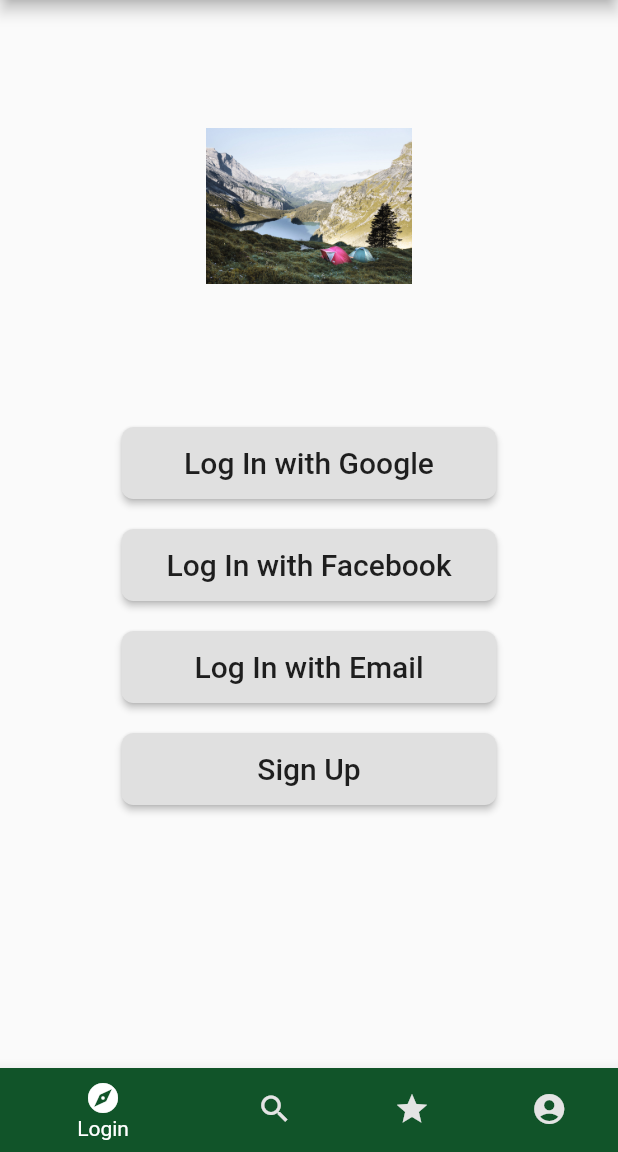
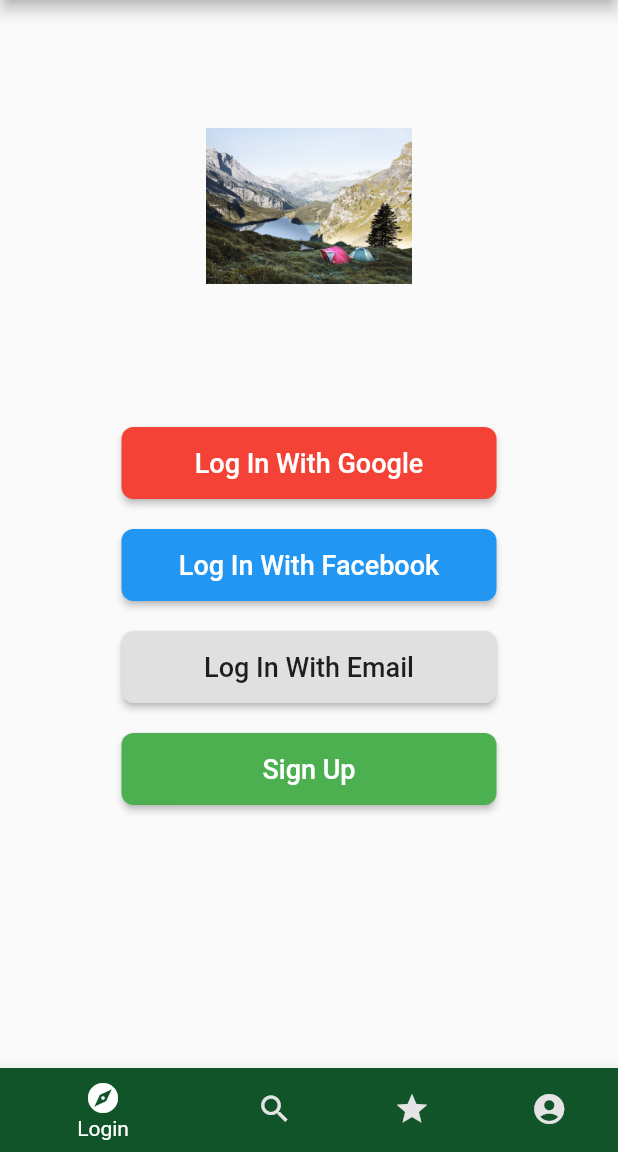
Before and after one commit to htbryant94/Fisheri, a Flutter app: the screen it shows after launch, on a phone screen of 412 x 824 dp, the part 84-1236 px from its top. Run offline on Flutter 3.47's test engine with Material 2 defaults, Android fonts, the light colour scheme and no system bars; our stand-ins replace google_maps_flutter; generated files the repository leaves out were written again.

Commit message:
Refactored Auth Screen, and added HouseColors class

```diff
--- a/lib/Screens/auth_screen.dart
+++ b/lib/Screens/auth_screen.dart
@@ -9,75 +9,64 @@ class AuthScreen extends StatelessWidget {
         alignment: Alignment.center,
         child: Column(
           children: [
-            Flexible(
-              flex: 1,
-              child: Image.asset(
-                'images/lake.jpg',
-                height: MediaQuery.of(context).size.height / 3,
-                width: MediaQuery.of(context).size.width / 3,
-              ),
-            ),
+            _Logo('images/lake.jpg'),
             Expanded(
                 child: Column(
               children: [
-                Padding(
-                  padding: EdgeInsets.only(top: 10, bottom: 10),
-                  child: SizedBox(
-                    width: 250,
-                    height: 48,
-                    child: RaisedButton(
-                      shape: RoundedRectangleBorder(
-                          borderRadius: BorderRadius.circular(8)),
-                      onPressed: () {},
-                      child: Text('Log In with Google',
-                          style: TextStyle(fontSize: 20)),
-                    ),
-                  ),
-                ),
-                Padding(
-                  padding: EdgeInsets.only(top: 10, bottom: 10),
-                  child: SizedBox(
-                    width: 250,
-                    height: 48,
-                    child: RaisedButton(
-                      shape: RoundedRectangleBorder(
-                          borderRadius: BorderRadius.circular(8)),
-                      onPressed: () {},
-                      child: Text('Log In with Facebook',
-                          style: TextStyle(fontSize: 20)),
-                    ),
-                  ),
-                ),
-                Padding(
-                  padding: EdgeInsets.only(top: 10, bottom: 10),
-                  child: SizedBox(
-                    width: 250,
-                    height: 48,
-                    child: RaisedButton(
-                      shape: RoundedRectangleBorder(
-                          borderRadius: BorderRadius.circular(8)),
-                      onPressed: () {},
-                      child: Text('Log In with Email',
-                          style: TextStyle(fontSize: 20)),
-                    ),
-                  ),
-                ),
-                Padding(
-                  padding: EdgeInsets.only(top: 10, bottom: 10),
-                  child: SizedBox(
-                    width: 250,
-                    height: 48,
-                    child: RaisedButton(
-                      shape: RoundedRectangleBorder(
-                          borderRadius: BorderRadius.circular(8)),
-                      onPressed: () {},
-                      child: Text('Sign Up', style: TextStyle(fontSize: 20)),
-                    ),
-                  ),
-                ),
+                _Button(title: 'Log In With Google', backgroundColor: Colors.red, textColor: Colors.white),
+                _Button(title: 'Log In With Facebook', backgroundColor: Colors.blue, textColor: Colors.white),
+                _Button(title: 'Log In With Email'),
+                _Button(title: 'Sign Up', backgroundColor: Colors.green, textColor: Colors.white),
               ],
             )),
           ],
         ));
   }
 }
+
+class _Logo extends StatelessWidget {
+  _Logo(this.imageURL);
+
+  final String imageURL;
+
+  @override
+  Widget build(BuildContext context) {
+    return Flexible(
+      flex: 1,
+      child: Image.asset(
+        imageURL,
+        height: MediaQuery.of(context).size.height / 3,
+        width: MediaQuery.of(context).size.width / 3,
+      ),
+    );
+  }
+}
+
+class _Button extends StatelessWidget {
+  _Button({
+    Key key,
+    this.title,
+    this.backgroundColor,
+    this.textColor}) : super(key: key);
+
+  final String title;
+  final Color backgroundColor;
+  final Color textColor;
+
+  @override
+  Widget build(BuildContext context) {
+    return Padding(
+      padding: EdgeInsets.only(top: 10, bottom: 10),
+      child: SizedBox(
+        width: 250,
+        height: 48,
+        child: RaisedButton(
+          color: backgroundColor,
+          shape: RoundedRectangleBorder(borderRadius: BorderRadius.circular(8)),
+          onPressed: () {},
+          child: Text(title, style: TextStyle(fontSize: 18, color: textColor)),
+        ),
+      ),
+    );
+  }
+}
--- /dev/null
+++ b/lib/house_colors.dart
@@ -0,0 +1,10 @@
+import 'package:flutter/material.dart';
+
+class HouseColors {
+  HouseColors();
+
+  static const Color primaryGreen = Color(0xff115429);
+  static const Color accentGreen = Color(0xffC7D648);
+  static const Color white = Color(0xffE4E4E4);
+
+}
--- a/lib/main.dart
+++ b/lib/main.dart
@@ -8,6 +8,7 @@ import 'Screens/search_results_screen.dart';
 import 'Screens/search_screen.dart';
 
 import 'result_info.dart';
+import 'house_colors.dart';
 
 void main() => runApp(MyApp());
 
@@ -29,7 +30,6 @@ class MapSample extends StatefulWidget {
 class MapSampleState extends State<MapSample>
     with SingleTickerProviderStateMixin {
   int _selectedIndex = 0;
-  final items = List<String>.generate(100, (i) => "Item $i");
   Completer<GoogleMapController> _controller = Completer();
 
   final List<ResultInfo> _searchResults = [
@@ -81,9 +81,10 @@ class MapSampleState extends State<MapSample>
             appBar: AppBar(
               title: Text(
                 "Fisheri",
-                style: TextStyle(color: Color(0xffE4E4E4), fontSize: 24.0),
+                style: TextStyle(color: HouseColors.white, fontSize: 24.0),
               ),
-              backgroundColor: Color(0xff115429),
+              // backgroundColor: HouseColors.primaryGreen,
+              backgroundColor: HouseColors.primaryGreen,
               centerTitle: true,
               // bottom: PreferredSize(
               //   preferredSize: const Size.fromHeight(48),
@@ -112,37 +113,37 @@ class MapSampleState extends State<MapSample>
             bottomNavigationBar: BottomNavigationBar(
               currentIndex: _selectedIndex,
               type: BottomNavigationBarType.shifting,
-              backgroundColor: Color(0xff115429),
+              backgroundColor: HouseColors.primaryGreen,
               items: [
                 BottomNavigationBarItem(
                     activeIcon: Icon(Icons.explore),
-                    backgroundColor: Color(0xff115429),
-                    icon: Icon(Icons.explore, color: Color(0xffE4E4E4)),
+                    backgroundColor: HouseColors.primaryGreen,
+                    icon: Icon(Icons.explore, color: HouseColors.white),
                     title: Text(
                       'Login',
-                      style: TextStyle(color: Color(0xffE4E4E4)),
+                      style: TextStyle(color: HouseColors.white),
                     )),
                 BottomNavigationBarItem(
                     activeIcon: Icon(Icons.search),
-                    backgroundColor: Color(0xff115429),
-                    icon: Icon(Icons.search, color: Color(0xffE4E4E4)),
+                    backgroundColor: HouseColors.primaryGreen,
+                    icon: Icon(Icons.search, color: HouseColors.white),
                     title: Text(
                       'Search',
-                      style: TextStyle(color: Color(0xffE4E4E4)),
+                      style: TextStyle(color: HouseColors.white),
                     )),
                 BottomNavigationBarItem(
-                    backgroundColor: Color(0xff115429),
-                    icon: Icon(Icons.star, color: Color(0xffE4E4E4)),
+                    backgroundColor: HouseColors.primaryGreen,
+                    icon: Icon(Icons.star, color: HouseColors.white),
                     title: Text(
                       'Results',
-                      style: TextStyle(color: Color(0xffE4E4E4)),
+                      style: TextStyle(color: HouseColors.white),
                     )),
                 BottomNavigationBarItem(
-                    backgroundColor: Color(0xff115429),
-                    icon: Icon(Icons.account_circle, color: Color(0xffE4E4E4)),
+                    backgroundColor: HouseColors.primaryGreen,
+                    icon: Icon(Icons.account_circle, color: HouseColors.white),
                     title: Text(
                       'Venue',
-                      style: TextStyle(color: Color(0xffE4E4E4)),
+                      style: TextStyle(color: HouseColors.white),
                     ))
               ],
               onTap: (index) {
@@ -156,11 +157,11 @@ class MapSampleState extends State<MapSample>
             //   onPressed: _goToTheLake,
             //   label: Text(
             //     'To the lake!',
-            //     style: TextStyle(color: Color(0xff115429)),
+            //     style: TextStyle(color: HouseColors.primaryGreen),
             //   ),
             //   icon: Icon(
             //     Icons.directions_boat,
-            //     color: Color(0xff115429),
+            //     color: HouseColors.primaryGreen,
             //   ),
             //   backgroundColor: Color(0xffC7D648),
             // ),
```
Also changed, not shown: lib/Screens/detail_screen.dart (+39 -50 lines).
